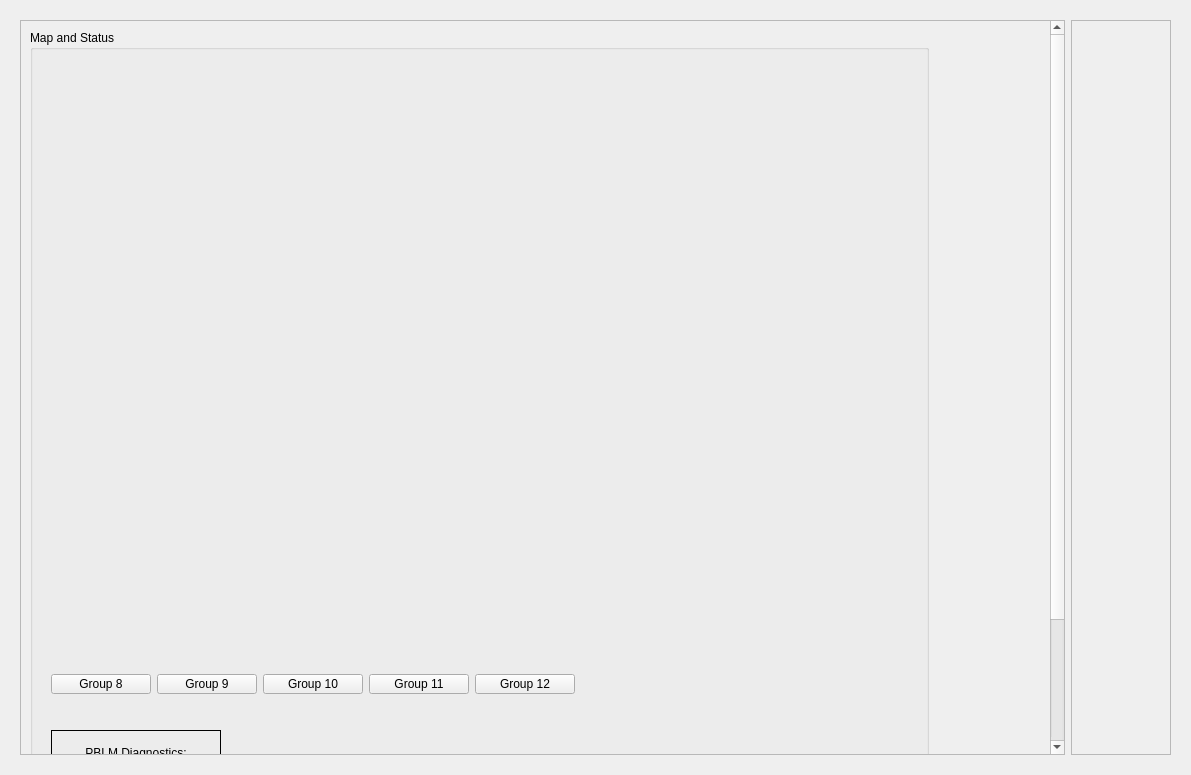
ad-build-test/pydm-mps, file byp_main.ui: the form before one commit.
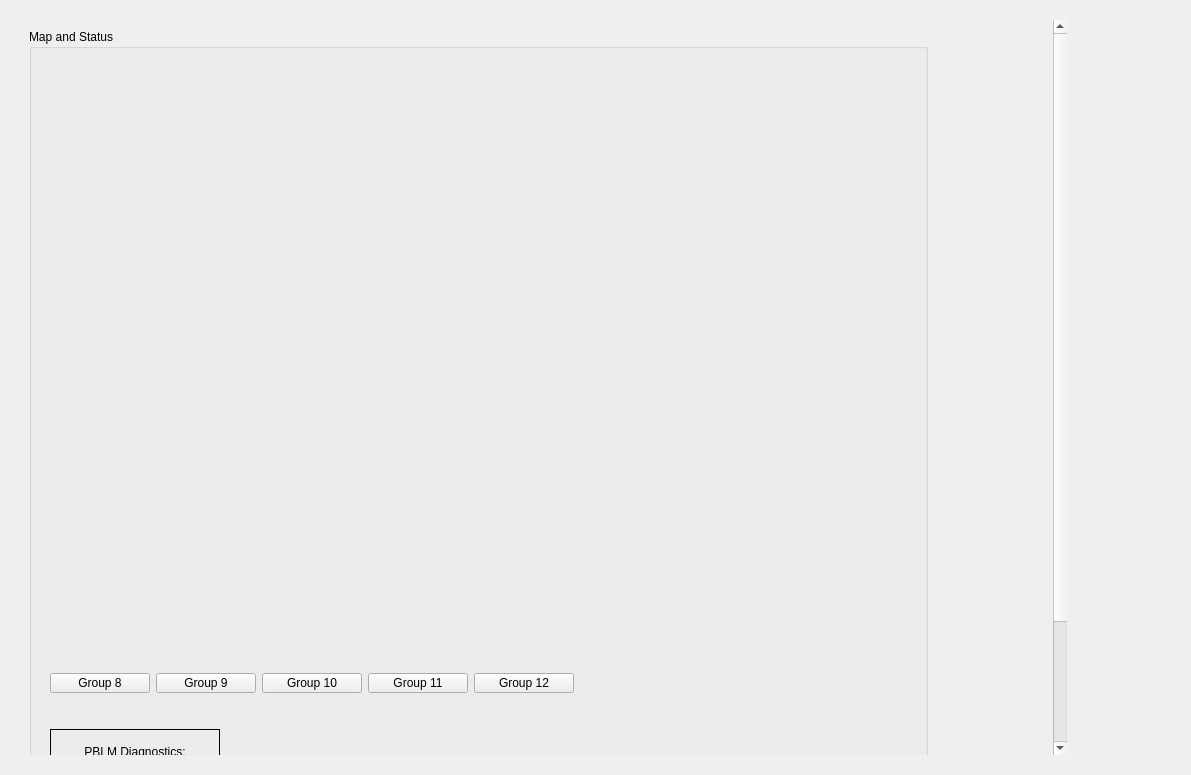
The form after the commit. Custom widgets are drawn as their Qt base class.

Commit message: Edited more frame parameters

```diff
--- a/byp_main.ui
+++ b/byp_main.ui
@@ -25,6 +25,9 @@
      <layout class="QGridLayout" name="gridLayout_5">
       <item row="0" column="0">
        <widget class="QScrollArea" name="scrollArea">
+        <property name="frameShape">
+         <enum>QFrame::NoFrame</enum>
+        </property>
         <property name="frameShadow">
          <enum>QFrame::Raised</enum>
         </property>
@@ -35,8 +38,8 @@
          <property name="geometry">
           <rect>
            <x>0</x>
-           <y>-148</y>
-           <width>1033</width>
+           <y>0</y>
+           <width>1037</width>
            <height>885</height>
           </rect>
          </property>
@@ -445,7 +448,7 @@
       <item row="0" column="1">
        <widget class="QFrame" name="frame_3">
         <property name="frameShape">
-         <enum>QFrame::StyledPanel</enum>
+         <enum>QFrame::NoFrame</enum>
         </property>
         <property name="frameShadow">
          <enum>QFrame::Raised</enum>
```
